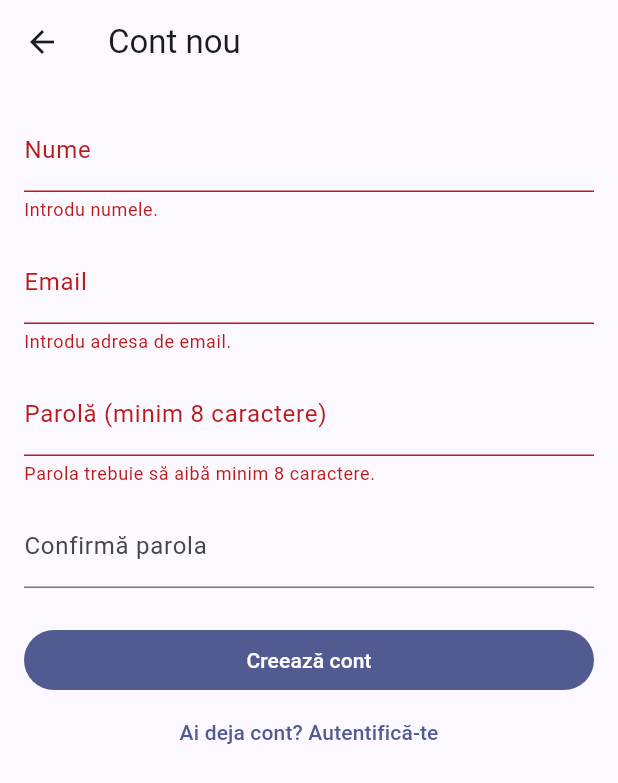
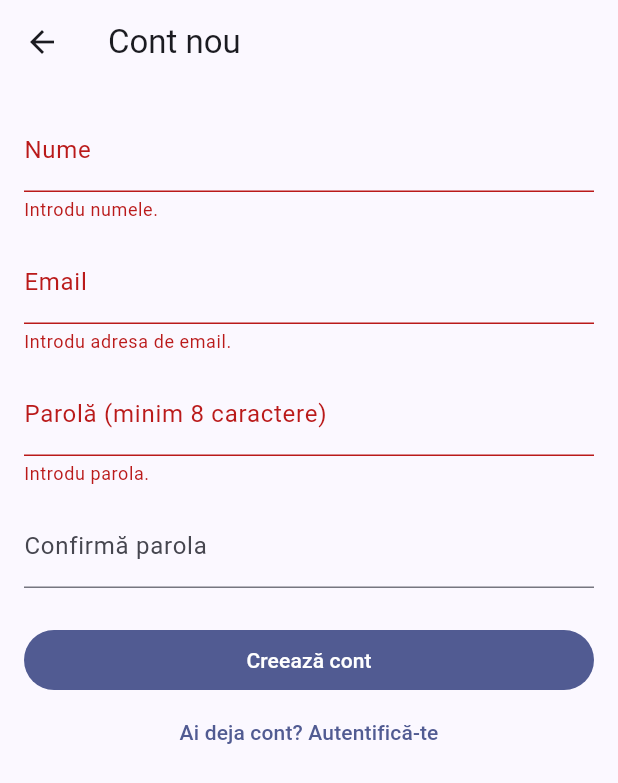
Before and after one commit to laravelromania/laravel-filament-flutter-cart, a Flutter app: the LoginScreen screen opened directly, after a tap on "Intră în cont", after a tap on "Nu ai cont? Creează unul", after a tap on "Creează cont", on a phone screen of 412 x 824 dp. Shown: the top 783 px of the screen. Run offline on Flutter 3.47's test engine with Material 3 defaults, Android fonts, the phone set to English and light mode, and no system bars; our stand-ins replace flutter_secure_storage; accounts and stored records are empty; network calls fail.

Commit message:
fix(mobile): guard auth bootstrap against network errors; return real auth result to caller; consistent 401 handling

```diff
--- a/mobile/lib/main.dart
+++ b/mobile/lib/main.dart
@@ -38,6 +38,12 @@ class MagazinApp extends StatelessWidget {
   Widget build(BuildContext context) {
     return MultiProvider(
       providers: [
+        // Aceeași instanță de `ApiService` cu care a fost cablat
+        // `onUnauthorized` mai sus — expusă prin Provider ca ecranele care nu
+        // primesc `ApiService` prin alt provider (checkout, comenzi) să nu mai
+        // instanțieze una proprie, fără hook-ul de 401 (vezi
+        // `checkout_screen.dart`, `orders_screen.dart`, `order_detail_screen.dart`).
+        Provider<ApiService>.value(value: api),
         ChangeNotifierProvider<AuthProvider>.value(value: authProvider),
         ChangeNotifierProvider<CartProvider>(create: (_) => CartProvider(api: api)),
       ],
--- a/mobile/lib/screens/checkout_screen.dart
+++ b/mobile/lib/screens/checkout_screen.dart
@@ -38,7 +38,10 @@ class CheckoutScreen extends StatefulWidget {
 
 class _CheckoutScreenState extends State<CheckoutScreen> {
   final _formKey = GlobalKey<FormState>();
-  final _api = ApiService();
+  // Instanța PARTAJATĂ (main.dart), nu una proprie — altfel un 401 aici n-ar
+  // declanșa `onUnauthorized`/`forceLogout` (acela e cablat doar pe instanța
+  // din Provider), vezi comentariul din `main.dart`.
+  late final ApiService _api;
 
   final _name = TextEditingController();
   final _phone = TextEditingController();
@@ -64,6 +67,7 @@ class _CheckoutScreenState extends State<CheckoutScreen> {
   @override
   void initState() {
     super.initState();
+    _api = context.read<ApiService>();
     _shippingMethodsFuture = _api.shippingMethods();
     // Preselectăm prima metodă de livrare de îndată ce sosește lista, fără să
     // mutăm starea în timpul `build()`-ului (FutureBuilder ar re-rula asta la
--- a/mobile/lib/screens/login_screen.dart
+++ b/mobile/lib/screens/login_screen.dart
@@ -2,12 +2,20 @@ import 'package:flutter/material.dart';
 import 'package:provider/provider.dart';
 
 import '../state/auth_provider.dart';
-import 'register_screen.dart';
 
-/// Ecran de autentificare — email + parolă, `POST /api/v1/login`. La succes,
-/// ecranul se închide singur cu `Navigator.pop(true)`; ecranul care l-a
-/// deschis (coșul, butonul „adaugă în coș", checkout-ul) verifică valoarea
-/// întoarsă și reia fluxul, acum cu tokenul deja salvat de `AuthProvider`.
+/// Ecran unic de autentificare: login ȘI creare cont, comutate prin
+/// [_isRegister] în loc de două ecrane separate.
+///
+/// Varianta veche (`LoginScreen`/`RegisterScreen` distincte) își comutau
+/// locul cu `Navigator.pushReplacement` — ceea ce închidea imediat ecranul
+/// înlocuit și rezolva Future-ul lui `push<bool>()` cu `null`, chiar și după
+/// o ÎNREGISTRARE reușită. Un apelant ca `product_detail_screen.dart`
+/// (`_addToCart`, care așteaptă `await Navigator.push<bool>(LoginScreen())`)
+/// nu afla niciodată de succesul înregistrării, iar produsul nu se mai
+/// adăuga în coș. Cu un singur ecran care doar își schimbă modul intern
+/// (fără nicio navigare nouă), `Navigator.pop(context, true)` la succes e
+/// mereu rezultatul pe care îl vede apelantul — indiferent dacă utilizatorul
+/// s-a logat sau și-a creat cont chiar atunci.
 class LoginScreen extends StatefulWidget {
   const LoginScreen({super.key});
 
@@ -17,15 +25,28 @@ class LoginScreen extends StatefulWidget {
 
 class _LoginScreenState extends State<LoginScreen> {
   final _formKey = GlobalKey<FormState>();
+  final _nameController = TextEditingController();
   final _emailController = TextEditingController();
   final _passwordController = TextEditingController();
+  final _passwordConfirmController = TextEditingController();
   bool _submitting = false;
+  bool _isRegister = false;
 
   @override
   void dispose() {
+    _nameController.dispose();
     _emailController.dispose();
     _passwordController.dispose();
+    _passwordConfirmController.dispose();
     super.dispose();
+  }
+
+  void _toggleMode() {
+    setState(() {
+      _isRegister = !_isRegister;
+      // Un mesaj de eroare/validare de la modul anterior n-ar mai avea sens.
+      _formKey.currentState?.reset();
+    });
   }
 
   Future<void> _submit() async {
@@ -33,18 +54,31 @@ class _LoginScreenState extends State<LoginScreen> {
 
     setState(() => _submitting = true);
     final auth = context.read<AuthProvider>();
-    final ok = await auth.login(
-      email: _emailController.text.trim(),
-      password: _passwordController.text,
-    );
+    final ok = _isRegister
+        ? await auth.register(
+            name: _nameController.text.trim(),
+            email: _emailController.text.trim(),
+            password: _passwordController.text,
+            passwordConfirmation: _passwordConfirmController.text,
+          )
+        : await auth.login(
+            email: _emailController.text.trim(),
+            password: _passwordController.text,
+          );
     if (!mounted) return;
     setState(() => _submitting = false);
 
     if (ok) {
+      // Rezultatul REAL al autentificării ajunge la orice apelant care a
+      // deschis ecranul cu `push<bool>(...)` — login SAU register, la fel.
       Navigator.of(context).pop(true);
     } else {
       ScaffoldMessenger.of(context).showSnackBar(
-        SnackBar(content: Text(auth.error ?? 'Autentificare eșuată.')),
+        SnackBar(
+          content: Text(
+            auth.error ?? (_isRegister ? 'Înregistrare eșuată.' : 'Autentificare eșuată.'),
+          ),
+        ),
       );
     }
   }
@@ -52,13 +86,22 @@ class _LoginScreenState extends State<LoginScreen> {
   @override
   Widget build(BuildContext context) {
     return Scaffold(
-      appBar: AppBar(title: const Text('Autentificare')),
+      appBar: AppBar(title: Text(_isRegister ? 'Cont nou' : 'Autentificare')),
       body: Padding(
         padding: const EdgeInsets.all(16),
         child: Form(
           key: _formKey,
           child: ListView(
             children: [
+              if (_isRegister) ...[
+                TextFormField(
+                  controller: _nameController,
+                  decoration: const InputDecoration(labelText: 'Nume'),
+                  validator: (value) =>
+                      (value == null || value.isEmpty) ? 'Introdu numele.' : null,
+                ),
+                const SizedBox(height: 12),
+              ],
               TextFormField(
                 controller: _emailController,
                 keyboardType: TextInputType.emailAddress,
@@ -70,9 +113,27 @@ class _LoginScreenState extends State<LoginScreen> {
               TextFormField(
                 controller: _passwordController,
                 obscureText: true,
-                decoration: const InputDecoration(labelText: 'Parolă'),
-                validator: (value) => (value == null || value.isEmpty) ? 'Introdu parola.' : null,
+                decoration: InputDecoration(
+                  labelText: _isRegister ? 'Parolă (minim 8 caractere)' : 'Parolă',
+                ),
+                validator: (value) {
+                  if (value == null || value.isEmpty) return 'Introdu parola.';
+                  if (_isRegister && value.length < 8) {
+                    return 'Parola trebuie să aibă minim 8 caractere.';
+                  }
+                  return null;
+                },
               ),
+              if (_isRegister) ...[
+                const SizedBox(height: 12),
+                TextFormField(
+                  controller: _passwordConfirmController,
+                  obscureText: true,
+                  decoration: const InputDecoration(labelText: 'Confirmă parola'),
+                  validator: (value) =>
+                      (value != _passwordController.text) ? 'Parolele nu coincid.' : null,
+                ),
+              ],
               const SizedBox(height: 24),
               FilledButton(
                 onPressed: _submitting ? null : _submit,
@@ -82,15 +143,13 @@ class _LoginScreenState extends State<LoginScreen> {
                         width: 20,
                         child: CircularProgressIndicator(strokeWidth: 2),
                       )
-                    : const Text('Intră în cont'),
+                    : Text(_isRegister ? 'Creează cont' : 'Intră în cont'),
               ),
               TextButton(
-                onPressed: _submitting
-                    ? null
-                    : () => Navigator.of(context).pushReplacement(
-                          MaterialPageRoute(builder: (_) => const RegisterScreen()),
-                        ),
-                child: const Text('Nu ai cont? Creează unul'),
+                onPressed: _submitting ? null : _toggleMode,
+                child: Text(
+                  _isRegister ? 'Ai deja cont? Autentifică-te' : 'Nu ai cont? Creează unul',
+                ),
               ),
             ],
           ),
--- a/mobile/lib/screens/order_detail_screen.dart
+++ b/mobile/lib/screens/order_detail_screen.dart
@@ -1,4 +1,5 @@
 import 'package:flutter/material.dart';
+import 'package:provider/provider.dart';
 
 import '../api_service.dart';
 import '../models/order.dart';
@@ -17,12 +18,15 @@ class OrderDetailScreen extends StatefulWidget {
 }
 
 class _OrderDetailScreenState extends State<OrderDetailScreen> {
-  final _api = ApiService();
+  // Instanța PARTAJATĂ (main.dart), nu una proprie — ca un 401 aici să
+  // declanșeze `onUnauthorized`/`forceLogout` la fel ca peste tot altundeva.
+  late final ApiService _api;
   late final Future<OrderDetail> _future;
 
   @override
   void initState() {
     super.initState();
+    _api = context.read<ApiService>();
     _future = _api.orderByNumber(widget.number);
   }
 
--- a/mobile/lib/screens/orders_screen.dart
+++ b/mobile/lib/screens/orders_screen.dart
@@ -1,4 +1,5 @@
 import 'package:flutter/material.dart';
+import 'package:provider/provider.dart';
 
 import '../api_service.dart';
 import '../models/order.dart';
@@ -15,12 +16,15 @@ class OrdersScreen extends StatefulWidget {
 }
 
 class _OrdersScreenState extends State<OrdersScreen> {
-  final _api = ApiService();
+  // Instanța PARTAJATĂ (main.dart), nu una proprie — ca un 401 aici să
+  // declanșeze `onUnauthorized`/`forceLogout` la fel ca peste tot altundeva.
+  late final ApiService _api;
   late Future<List<OrderSummary>> _future;
 
   @override
   void initState() {
     super.initState();
+    _api = context.read<ApiService>();
     _future = _api.orders();
   }
 
--- a/mobile/lib/screens/register_screen.dart
+++ /dev/null
@@ -1,121 +0,0 @@
-import 'package:flutter/material.dart';
-import 'package:provider/provider.dart';
-
-import '../state/auth_provider.dart';
-import 'login_screen.dart';
-
-/// Ecran de înregistrare — `POST /api/v1/register`. La succes primim direct
-/// un token: contul nou e automat autentificat, exact ca după login.
-class RegisterScreen extends StatefulWidget {
-  const RegisterScreen({super.key});
-
-  @override
-  State<RegisterScreen> createState() => _RegisterScreenState();
-}
-
-class _RegisterScreenState extends State<RegisterScreen> {
-  final _formKey = GlobalKey<FormState>();
-  final _nameController = TextEditingController();
-  final _emailController = TextEditingController();
-  final _passwordController = TextEditingController();
-  final _passwordConfirmController = TextEditingController();
-  bool _submitting = false;
-
-  @override
-  void dispose() {
-    _nameController.dispose();
-    _emailController.dispose();
-    _passwordController.dispose();
-    _passwordConfirmController.dispose();
-    super.dispose();
-  }
-
-  Future<void> _submit() async {
-    if (!_formKey.currentState!.validate()) return;
-
-    setState(() => _submitting = true);
-    final auth = context.read<AuthProvider>();
-    final ok = await auth.register(
-      name: _nameController.text.trim(),
-      email: _emailController.text.trim(),
-      password: _passwordController.text,
-      passwordConfirmation: _passwordConfirmController.text,
-    );
-    if (!mounted) return;
-    setState(() => _submitting = false);
-
-    if (ok) {
-      Navigator.of(context).pop(true);
-    } else {
-      ScaffoldMessenger.of(context).showSnackBar(
-        SnackBar(content: Text(auth.error ?? 'Înregistrare eșuată.')),
-      );
-    }
-  }
-
-  @override
-  Widget build(BuildContext context) {
-    return Scaffold(
-      appBar: AppBar(title: const Text('Cont nou')),
-      body: Padding(
-        padding: const EdgeInsets.all(16),
-        child: Form(
-          key: _formKey,
-          child: ListView(
-            children: [
-              TextFormField(
-                controller: _nameController,
-                decoration: const InputDecoration(labelText: 'Nume'),
-                validator: (value) => (value == null || value.isEmpty) ? 'Introdu numele.' : null,
-              ),
-              const SizedBox(height: 12),
-              TextFormField(
-                controller: _emailController,
-                keyboardType: TextInputType.emailAddress,
-                decoration: const InputDecoration(labelText: 'Email'),
-                validator: (value) =>
-                    (value == null || value.isEmpty) ? 'Introdu adresa de email.' : null,
-              ),
-              const SizedBox(height: 12),
-              TextFormField(
-                controller: _passwordController,
-                obscureText: true,
-                decoration: const InputDecoration(labelText: 'Parolă (minim 8 caractere)'),
-                validator: (value) => (value == null || value.length < 8)
-                    ? 'Parola trebuie să aibă minim 8 caractere.'
-                    : null,
-              ),
-              const SizedBox(height: 12),
-              TextFormField(
-                controller: _passwordConfirmController,
-                obscureText: true,
-                decoration: const InputDecoration(labelText: 'Confirmă parola'),
-                validator: (value) =>
-                    (value != _passwordController.text) ? 'Parolele nu coincid.' : null,
-              ),
-              const SizedBox(height: 24),
-              FilledButton(
-                onPressed: _submitting ? null : _submit,
-                child: _submitting
-                    ? const SizedBox(
-                        height: 20,
-                        width: 20,
-                        child: CircularProgressIndicator(strokeWidth: 2),
-                      )
-                    : const Text('Creează cont'),
-              ),
-              TextButton(
-                onPressed: _submitting
-                    ? null
-                    : () => Navigator.of(context).pushReplacement(
-                          MaterialPageRoute(builder: (_) => const LoginScreen()),
-                        ),
-                child: const Text('Ai deja cont? Autentifică-te'),
-              ),
-            ],
-          ),
-        ),
-      ),
-    );
-  }
-}
--- a/mobile/lib/state/auth_provider.dart
+++ b/mobile/lib/state/auth_provider.dart
@@ -40,7 +40,17 @@ class AuthProvider extends ChangeNotifier {
   /// apelează atunci [onUnauthorized] (cablat spre [forceLogout] în
   /// `main.dart`), deci ajungem tot la o stare curată, fără duplicarea logicii
   /// de curățare aici.
+  ///
+  /// Orice altă eroare (ex. `SocketException`/timeout — fără conexiune la
+  /// pornire) NU trebuie să scape neprinsă: dacă ar scăpa, `_bootstrapping`
+  /// n-ar mai fi curățat, iar `home_shell.dart` ar arăta la infinit spinner-ul
+  /// pentru filele „Coș"/„Cont" (vezi `bootstrapping`). De-aia întregul corp e
+  /// într-un `try`/`catch`/`finally` — la fel ca `_run` din `cart_provider.dart`
+  /// — care garantează că ieșim din starea de bootstrap indiferent ce se
+  /// întâmplă, lăsând utilizatorul pur și simplu delogat (catalogul rămâne
+  /// oricum navigabil fără autentificare).
   Future<void> bootstrap() async {
+    try {
       _token = await TokenStorage.read();
 
       if (_token != null) {
@@ -50,9 +60,13 @@ class AuthProvider extends ChangeNotifier {
           await forceLogout();
         }
       }
-
+    } catch (_) {
+      // Orice eroare neprevăzută la pornire (rețea absentă, timeout etc.) —
+      // rămânem delogați; `finally` de mai jos tot curăță `_bootstrapping`.
+    } finally {
       _bootstrapping = false;
       notifyListeners();
+    }
   }
 
   /// `POST /register` — creează contul, primește un token, îl salvează.
```
Also changed, not shown: mobile/lib/screens/product_detail_screen.dart (+6 -5 lines). Lines whose indentation alone changed are shown as unchanged.
